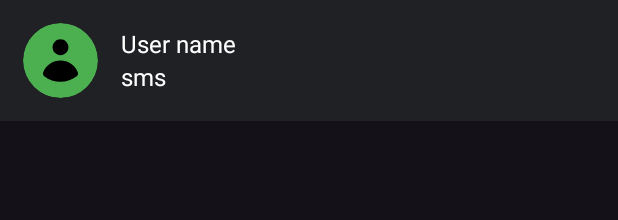
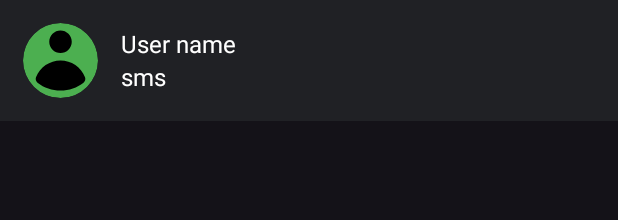
Before and after one commit to Ilmiddin1701/Chat-App-Simple, an Android app: the layout item_rv_1.xml on its own in the app's theme, with its tools: preview values and no code run, on a phone screen of 412 x 824 dp. Shown: the top 220 px of the screen. Run offline under Robolectric (Android 15) with nearby library versions, the phone set to English and light mode, and no system bars.

Commit message:
chat app

```diff
--- a/app/src/main/res/drawable/ic_user_1.xml
+++ b/app/src/main/res/drawable/ic_user_1.xml
@@ -1,6 +1,6 @@
 <vector xmlns:android="http://schemas.android.com/apk/res/android"
-    android:width="20dp"
-    android:height="20dp"
+    android:width="10dp"
+    android:height="10dp"
     android:viewportWidth="20"
     android:viewportHeight="20">
   <path
--- a/app/src/main/res/layout/item_rv_1.xml
+++ b/app/src/main/res/layout/item_rv_1.xml
@@ -9,16 +9,16 @@
     <androidx.cardview.widget.CardView
         android:layout_width="50dp"
         android:layout_height="50dp"
-        app:cardCornerRadius="25dp"
+        app:cardCornerRadius="50dp"
         android:backgroundTint="#4CAF50"
         app:cardElevation="0dp"
         android:layout_margin="15dp">
 
         <ImageView
+            android:id="@+id/userImage"
             android:layout_width="match_parent"
             android:layout_height="match_parent"
-            android:src="@drawable/ic_user_1"
-            android:padding="7dp" />
+            android:src="@drawable/ic_user_1" />
     </androidx.cardview.widget.CardView>
 
     <LinearLayout
```
Also changed, not shown: app/src/main/java/com/ilmiddin1701/chatapp/adapters/UsersAdapter.kt (added, +29 -0 lines), app/src/main/java/com/ilmiddin1701/chatapp/fragments/HomeFragment.kt (+24 -23 lines), app/src/main/java/com/ilmiddin1701/chatapp/utils/obj.kt (added, +8 -0 lines).
